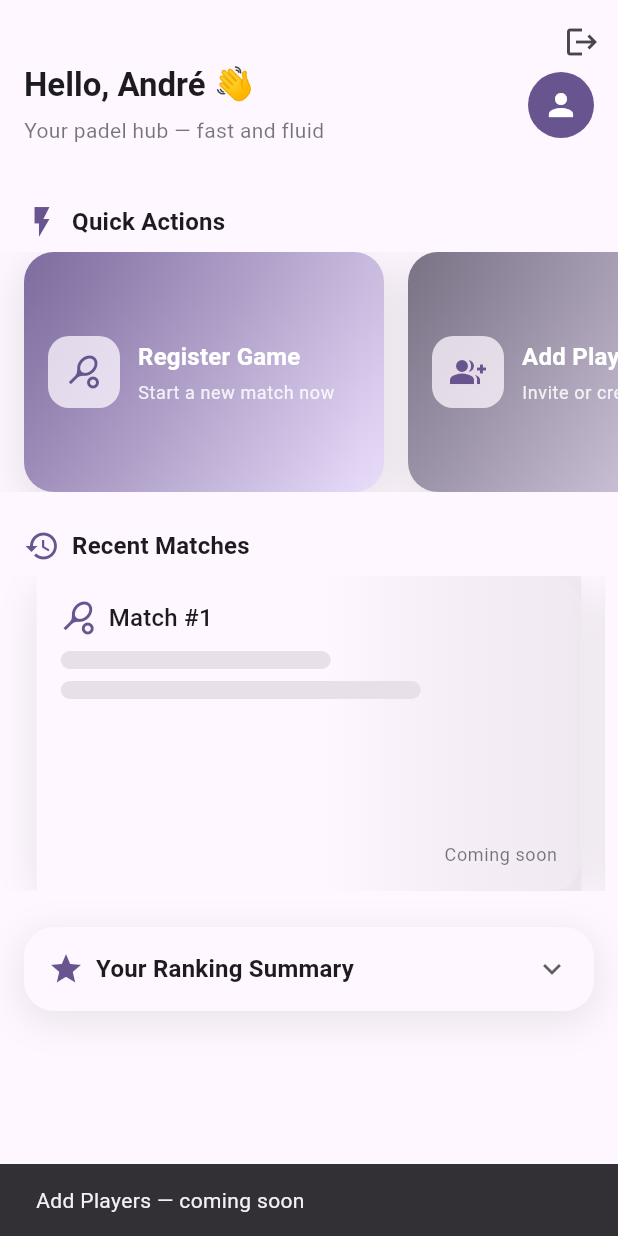
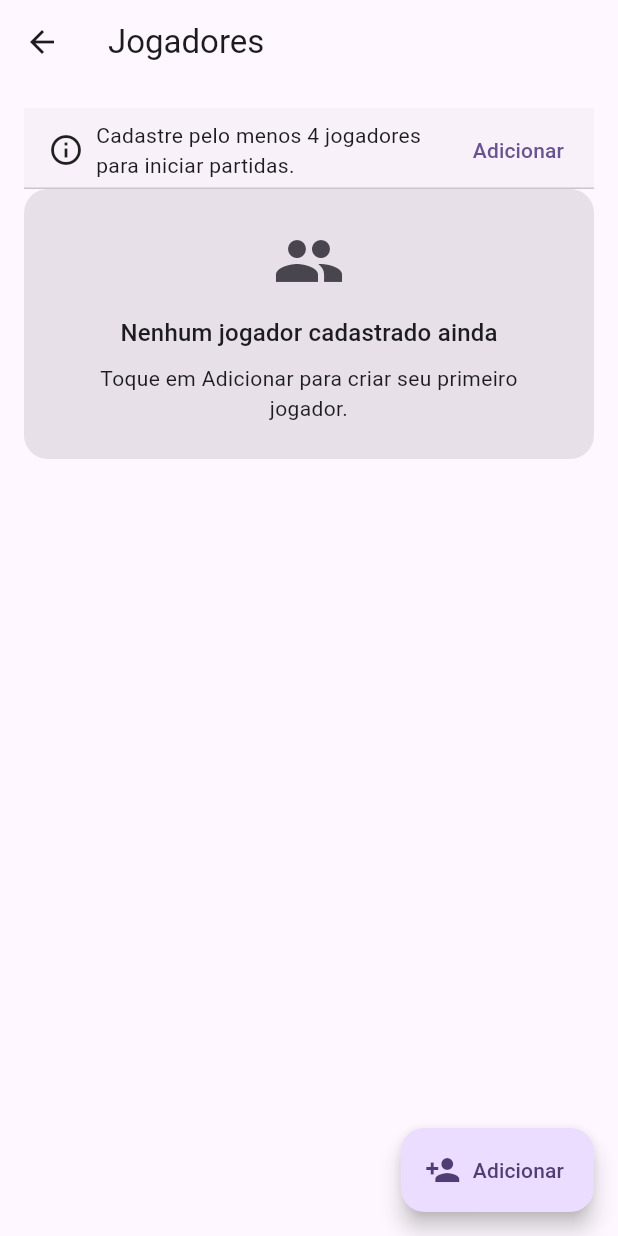
Before and after one commit to andredalsochio/padel-score, a Flutter app: the screen it shows once a user with an empty profile is signed in, after a tap on "Add Players", on a phone screen of 412 x 824 dp. Run offline on Flutter 3.47's test engine with Material 3 defaults, Android fonts, the phone set to English and light mode, and no system bars; our stand-ins replace go_router, supabase_flutter; accounts and stored records are empty.

Commit message:
feat(players): implementar cadastro de jogadores (MVVM+Provider)\n\n- Data/Service/Repository para tabela players (Supabase)\n- ViewModel com estados, validação e minPlayersMet\n- Telas: lista de jogadores e formulário (Material 3 + responsivo)\n- Integração no router e HomeScreen (go_router)\n- Regra: bloquear configuração de sets até 4 jogadores\n- Ajustes de navegação e correções de análise (use_build_context_synchronously)\n\ndocs: atualizar PROJECT_CONTEXT.md.md com mapa de módulos e telas planejadas

```diff
--- a/lib/core/router/app_router.dart
+++ b/lib/core/router/app_router.dart
@@ -1,9 +1,14 @@
 import 'package:flutter/material.dart';
 import 'package:go_router/go_router.dart';
+import 'package:provider/provider.dart';
+import 'package:supabase_flutter/supabase_flutter.dart';
 import '../../features/auth/view/login_screen.dart';
 import '../../features/auth/viewmodel/auth_view_model.dart';
 import '../../features/home/view/home_screen.dart';
 import '../../features/games/register/view/register_game_screen.dart';
+import '../../features/players/presentation/player_list_screen.dart';
+import '../../features/players/presentation/player_form_screen.dart';
+import '../../features/players/viewmodel/player_viewmodel.dart';
 
 GoRouter createAppRouter(AuthViewModel authVm) {
   return GoRouter(
@@ -39,6 +44,21 @@ GoRouter createAppRouter(AuthViewModel authVm) {
           child: RegisterGameScreen(),
         ),
       ),
+      GoRoute(
+        path: '/players',
+        pageBuilder: (context, state) => const MaterialPage<void>(
+          child: PlayerListScreen(),
+        ),
+      ),
+      GoRoute(
+        path: '/players/new',
+        pageBuilder: (context, state) => MaterialPage<void>(
+          child: ChangeNotifierProvider(
+            create: (_) => PlayerViewModel(Supabase.instance.client),
+            child: const PlayerFormScreen(),
+          ),
+        ),
+      ),
     ],
   );
 }
--- a/lib/features/games/register/viewmodels/register_game_view_model.dart
+++ b/lib/features/games/register/viewmodels/register_game_view_model.dart
@@ -113,4 +113,5 @@ class RegisterGameViewModel extends ChangeNotifier {
     _sets.clear();
     notifyListeners();
   }
+
 }
--- a/lib/features/home/view/home_screen.dart
+++ b/lib/features/home/view/home_screen.dart
@@ -88,9 +88,7 @@ class _HomeScreenState extends State<HomeScreen> {
                     icon: Icons.group_add,
                     gradient: [scheme.secondary, scheme.secondaryContainer],
                     onTap: () {
-                      ScaffoldMessenger.of(context).showSnackBar(
-                        const SnackBar(content: Text('Add Players — coming soon')),
-                      );
+                      context.push('/players');
                     },
                   ),
                   ActionCard(
--- /dev/null
+++ b/lib/features/players/data/player_model.dart
@@ -0,0 +1,21 @@
+import 'package:flutter/foundation.dart';
+
+@immutable
+class PlayerModel {
+  final String id;
+  final String name;
+  final String createdBy;
+
+  const PlayerModel({required this.id, required this.name, required this.createdBy});
+
+  factory PlayerModel.fromMap(Map<String, dynamic> m) => PlayerModel(
+        id: m['id'] as String,
+        name: m['name'] as String,
+        createdBy: m['created_by'] as String,
+      );
+
+  static Map<String, dynamic> toInsert({required String name, required String createdBy}) => {
+        'name': name,
+        'created_by': createdBy,
+      };
+}
--- /dev/null
+++ b/lib/features/players/data/player_repository.dart
@@ -0,0 +1,27 @@
+import '../data/player_model.dart';
+import '../service/player_service.dart';
+
+class PlayerRepository {
+  final PlayerService service;
+  PlayerRepository(this.service);
+
+  Future<List<PlayerModel>> listMine({String? query}) async {
+    final res = await service.listMine(query: query);
+    return res.map(PlayerModel.fromMap).toList();
+  }
+
+  Future<PlayerModel> create({required String name}) async {
+    final trimmed = name.trim();
+    if (trimmed.isEmpty) {
+      throw ArgumentError('Nome do jogador não pode ser vazio');
+    }
+    // Basic duplicate check (case-insensitive exact match)
+    final existing = await service.listMine(query: trimmed);
+    final hasDuplicate = existing.any((p) => (p['name'] as String).toLowerCase().trim() == trimmed.toLowerCase());
+    if (hasDuplicate) {
+      throw StateError('Já existe um jogador com este nome');
+    }
+    final res = await service.create(trimmed);
+    return PlayerModel.fromMap(res);
+  }
+}
--- /dev/null
+++ b/lib/features/players/presentation/player_list_screen.dart
@@ -0,0 +1,86 @@
+import 'package:flutter/material.dart';
+import 'package:provider/provider.dart';
+import 'package:go_router/go_router.dart';
+import 'package:supabase_flutter/supabase_flutter.dart';
+import '../viewmodel/player_viewmodel.dart';
+
+class PlayerListScreen extends StatelessWidget {
+  const PlayerListScreen({super.key});
+
+  @override
+  Widget build(BuildContext context) {
+    final scheme = Theme.of(context).colorScheme;
+    return ChangeNotifierProvider(
+      create: (_) => PlayerViewModel(Supabase.instance.client),
+      child: Scaffold(
+        appBar: AppBar(title: const Text('Jogadores')),
+        floatingActionButton: FloatingActionButton.extended(
+          onPressed: () {
+            context.push('/players/new');
+          },
+          label: const Text('Adicionar'),
+          icon: const Icon(Icons.person_add),
+        ),
+        body: Consumer<PlayerViewModel>(
+          builder: (context, vm, _) {
+            if (vm.loading) {
+              return const Center(child: CircularProgressIndicator());
+            }
+            final players = vm.players;
+            return RefreshIndicator(
+              onRefresh: vm.refresh,
+              child: ListView(
+                padding: const EdgeInsets.all(16),
+                children: [
+                  if (!vm.minPlayersMet)
+                    MaterialBanner(
+                      backgroundColor: scheme.surfaceContainerLow,
+                      content: const Text('Cadastre pelo menos 4 jogadores para iniciar partidas.'),
+                      leadingPadding: const EdgeInsets.only(right: 8),
+                      leading: const Icon(Icons.info_outline),
+                      actions: [
+                        TextButton(
+                          onPressed: () => context.push('/players/new'),
+                          child: const Text('Adicionar'),
+                        ),
+                      ],
+                    ),
+                  if (players.isEmpty)
+                    Container(
+                      padding: const EdgeInsets.all(24),
+                      decoration: BoxDecoration(
+                        color: scheme.surfaceContainerHighest,
+                        borderRadius: BorderRadius.circular(16),
+                      ),
+                      child: Column(
+                        children: [
+                          Icon(Icons.group, size: 48, color: scheme.onSurfaceVariant),
+                          const SizedBox(height: 12),
+                          Text('Nenhum jogador cadastrado ainda', style: Theme.of(context).textTheme.titleMedium),
+                          const SizedBox(height: 8),
+                          Text(
+                            'Toque em Adicionar para criar seu primeiro jogador.',
+                            style: Theme.of(context).textTheme.bodyMedium,
+                            textAlign: TextAlign.center,
+                          ),
+                        ],
+                      ),
+                    )
+                  else
+                    ...players.map(
+                      (p) => Card(
+                        child: ListTile(
+                          leading: CircleAvatar(child: Text(p.name.isNotEmpty ? p.name[0].toUpperCase() : '?')),
+                          title: Text(p.name),
+                        ),
+                      ),
+                    ),
+                ],
+              ),
+            );
+          },
+        ),
+      ),
+    );
+  }
+}
--- /dev/null
+++ b/lib/features/players/service/player_service.dart
@@ -0,0 +1,26 @@
+import 'package:supabase_flutter/supabase_flutter.dart';
+
+class PlayerService {
+  final SupabaseClient client;
+  PlayerService(this.client);
+
+  PostgrestQueryBuilder _table() => client.from('players');
+
+  Future<List<Map<String, dynamic>>> listMine({String? query}) async {
+    var q = _table().select('*').eq('created_by', client.auth.currentUser!.id);
+    if (query != null && query.trim().isNotEmpty) {
+      q = q.ilike('name', '%${query.trim()}%');
+    }
+    q = q..order('created_at');
+    final res = await q;
+    return List<Map<String, dynamic>>.from(res);
+  }
+
+  Future<Map<String, dynamic>> create(String name) async {
+    final res = await _table()
+        .insert({'name': name, 'created_by': client.auth.currentUser!.id})
+        .select('*')
+        .single();
+    return res;
+  }
+}
--- /dev/null
+++ b/lib/features/players/viewmodel/player_viewmodel.dart
@@ -0,0 +1,74 @@
+import 'package:flutter/foundation.dart';
+import 'package:supabase_flutter/supabase_flutter.dart';
+import '../data/player_model.dart';
+import '../data/player_repository.dart';
+import '../service/player_service.dart';
+
+class PlayerViewModel extends ChangeNotifier {
+  final SupabaseClient client;
+  late final PlayerRepository repo;
+
+  PlayerViewModel(this.client) {
+    repo = PlayerRepository(PlayerService(client));
+    _loadInitial();
+  }
+
+  bool _loading = false;
+  String? _error;
+  List<PlayerModel> _players = [];
+
+  bool get loading => _loading;
+  String? get errorMessage => _error;
+  List<PlayerModel> get players => _players;
+  bool get minPlayersMet => _players.length >= 4;
+
+  Future<void> _loadInitial() async {
+    _setLoading(true);
+    try {
+      _players = await repo.listMine();
+      _error = null;
+    } catch (e) {
+      _error = _formatError(e);
+    } finally {
+      _setLoading(false);
+    }
+  }
+
+  Future<void> refresh() async {
+    try {
+      _players = await repo.listMine();
+      _error = null;
+      notifyListeners();
+    } catch (e) {
+      _error = _formatError(e);
+      notifyListeners();
+    }
+  }
+
+  Future<bool> addPlayer(String name) async {
+    _setLoading(true);
+    try {
+      final p = await repo.create(name: name);
+      _players = [..._players, p];
+      _error = null;
+      notifyListeners();
+      return true;
+    } catch (e) {
+      _error = _formatError(e);
+      notifyListeners();
+      return false;
+    } finally {
+      _setLoading(false);
+    }
+  }
+
+  void _setLoading(bool v) {
+    _loading = v;
+    notifyListeners();
+  }
+
+  String _formatError(Object e) {
+    final msg = e.toString();
+    return msg.replaceAll('Exception: ', '');
+  }
+}
--- a/pubspec.yaml
+++ b/pubspec.yaml
@@ -37,6 +37,7 @@ dependencies:
   supabase_flutter: ^2.10.3
   provider: ^6.1.5+1
   go_router: ^16.3.0
+  shared_preferences: ^2.5.3
 
 dev_dependencies:
   flutter_test:
```
Also changed, not shown: lib/features/games/register/view/register_game_screen.dart (+88 -14 lines), lib/features/games/register/widgets/game_summary_card.dart (added, +82 -0 lines), lib/features/games/register/widgets/score_button.dart (added, +85 -0 lines), lib/features/games/register/widgets/set_card.dart (added, +91 -0 lines), lib/features/games/register/widgets/sets_summary.dart (+6 -3 lines), lib/features/players/presentation/player_form_screen.dart (added, +68 -0 lines), pubspec.lock.
